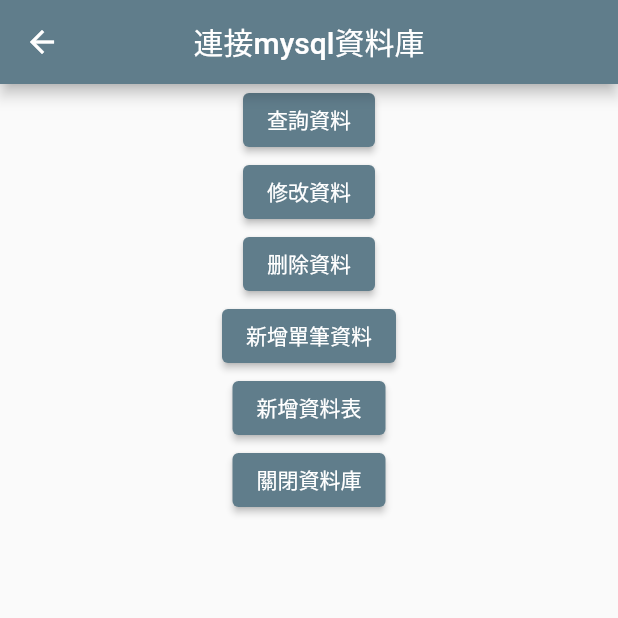
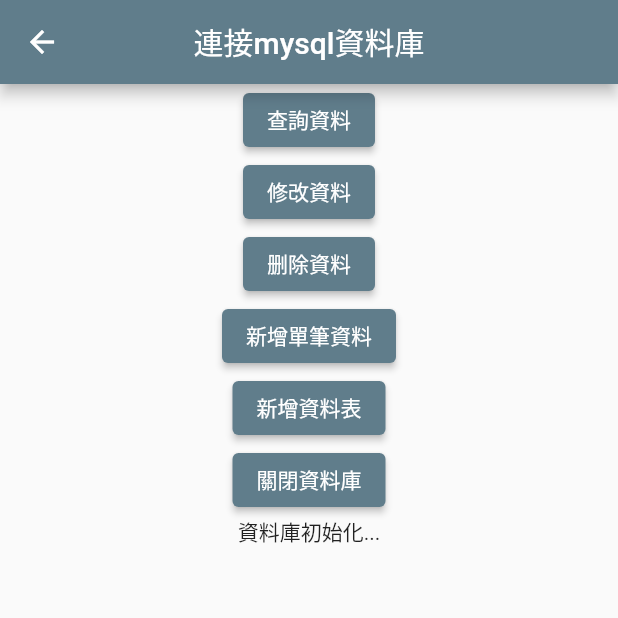
Before and after one commit to ncueteam/ncue_app_project, a Flutter app: the MysqlDemo screen opened directly, after a tap on "修改資料", on a phone screen of 412 x 824 dp, the top half of it. Run offline on Flutter 3.47's test engine with Material 2 defaults, Android fonts, the phone set to English and light mode, and no system bars; our stand-ins replace flutter_blue_plus, get, local_auth, typed_data, webview_flutter; missing offline and left inert: mqtt_client, mysql_client.

Commit message:
database(換了包)

```diff
--- a/lib/screens/database.dart
+++ b/lib/screens/database.dart
@@ -16,8 +16,10 @@ class MysqlDemoState extends State<MysqlDemo> {
     init();
   }
 
+  String _message="";
   var conn;
   init() async {
+    _message="資料庫初始化...";
     debugPrint("資料庫初始化...");
     conn = await MySQLConnection.createConnection(
       host: "frp.4hotel.tw",
@@ -30,6 +32,7 @@ class MysqlDemoState extends State<MysqlDemo> {
     await conn.connect();
 
     debugPrint("Connected");
+    _message="Connected";
   }
 
   @override
@@ -54,6 +57,7 @@ class MysqlDemoState extends State<MysqlDemo> {
               ElevatedButton(onPressed: insert, child: const Text('新增單筆資料')),
               ElevatedButton(onPressed: createTable, child: const Text('新增資料表')),
               ElevatedButton(onPressed: close, child: const Text('關閉資料庫')),
+              Text(_message)
             ],
           ),
         ],
@@ -64,6 +68,7 @@ class MysqlDemoState extends State<MysqlDemo> {
   query() async {
     var results = await conn.execute('SELECT * FROM users2');
     for (final row in results.rows) {
+      //_message=row.assoc();
       print(row.assoc());
     }
   }
@@ -81,8 +86,8 @@ class MysqlDemoState extends State<MysqlDemo> {
 
   update() async {
     var res = await conn.execute(
-      "UPDATE users2 SET name=:name, join_date=:date WHERE name='adam'",
-      {"name": "Adam","date":"2023-06-05"},
+      "UPDATE users2 SET name=:name, join_date=:date WHERE name='Adam'",
+      {"name": "adam","date":"2023-06-05"},
     );
 
     print(res.affectedRows);
@@ -112,6 +117,7 @@ class MysqlDemoState extends State<MysqlDemo> {
 
   close() async {
     await conn.close();
+    _message="資料庫已關閉";
     debugPrint("資料庫已關閉");
   }
 }
```
